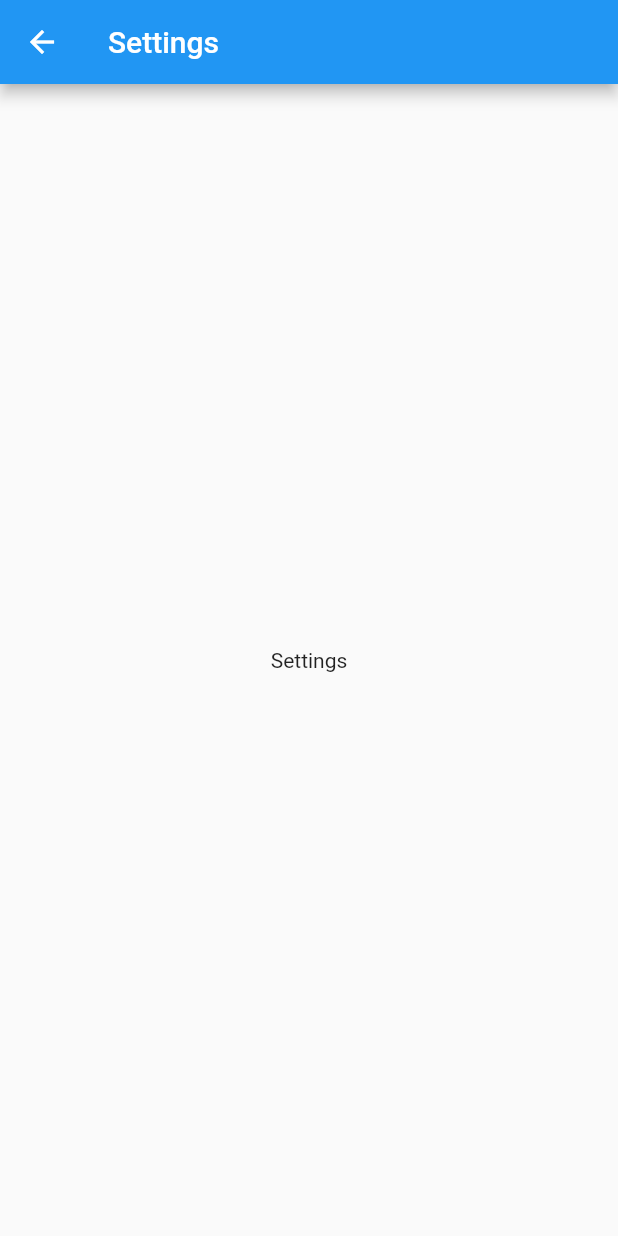
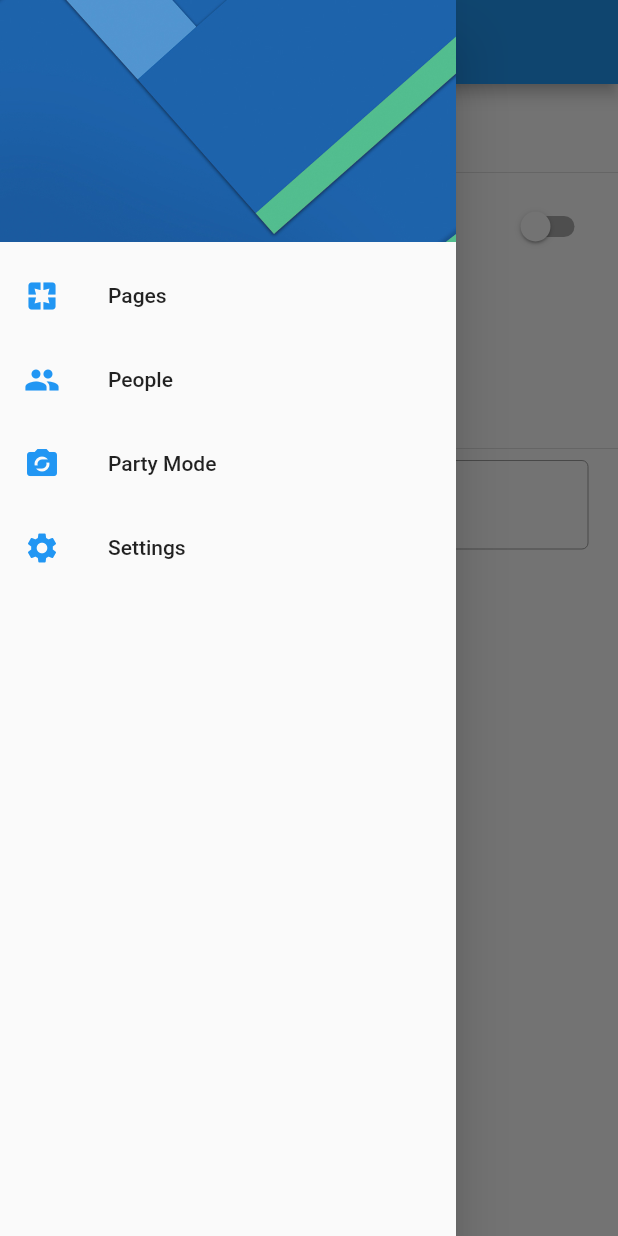
Before and after one commit to danielcaamal/flutter_projects, a Flutter app: the SettingsPage screen opened by its route, with the side drawer open (before the commit the screen has no drawer), on a phone screen of 412 x 824 dp. Run offline on Flutter 3.47's test engine with Material 2 defaults, Android fonts, the phone set to English and light mode, and no system bars; our stand-ins replace card_swiper, google_maps_flutter, shared_preferences, sqflite; missing offline and left inert: flutter_barcode_scanner; accounts and stored records are empty.

Commit message:
Finalización del proyecto

```diff
--- a/flutter_preferences/lib/src/pages/settings_page.dart
+++ b/flutter_preferences/lib/src/pages/settings_page.dart
@@ -1,18 +1,96 @@
 import 'package:flutter/material.dart';
+import 'package:flutter_preferences/src/share_prefs/user_preferences.dart';
+import 'package:flutter_preferences/src/widgets/menu_widget.dart';
 
-class SettingsPage extends StatelessWidget {
+class SettingsPage extends StatefulWidget {
   static const String routeName = 'Settings';
 
   const SettingsPage({Key? key}) : super(key: key);
+
+  @override
+  State<SettingsPage> createState() => _SettingsPageState();
+}
+
+class _SettingsPageState extends State<SettingsPage> {
+  final prefs = UserPreferences();
+  bool _secondaryColor = false;
+  int _gender = 1;
+  String _name = 'Jean';
+
+  TextEditingController? _controller;
+
+  @override
+  void initState() {
+    super.initState();
+    _gender = prefs.gender;
+    _secondaryColor = prefs.secondaryColor;
+    _name = prefs.username;
+    prefs.lastPage = SettingsPage.routeName;
+    _controller = TextEditingController(text: _name);
+  }
+
+  void _setSelectedRadio(int? value) {
+    if (value != null) {
+      prefs.gender = value;
+      _gender = value;
+    }
+    setState(() {});
+  }
 
   @override
   Widget build(BuildContext context) {
     return Scaffold(
         appBar: AppBar(
           title: const Text('Settings'),
+          backgroundColor: (prefs.secondaryColor) ? Colors.teal : Colors.blue,
         ),
-        body: Center(
-          child: Text('Settings'),
+        drawer: const MenuWidget(),
+        body: ListView(
+          children: [
+            Container(
+              padding: const EdgeInsets.all(5.0),
+              child: const Text(
+                'Settings',
+                style: TextStyle(fontSize: 35.0, fontWeight: FontWeight.bold),
+              ),
+            ),
+            const Divider(),
+            SwitchListTile(
+                value: _secondaryColor,
+                title: const Text('Secondary Color'),
+                onChanged: (value) {
+                  _secondaryColor = value;
+                  prefs.secondaryColor = value;
+                  setState(() {});
+                }),
+            RadioListTile(
+                value: 1,
+                title: const Text('Male'),
+                groupValue: _gender,
+                onChanged: _setSelectedRadio),
+            RadioListTile(
+                value: 2,
+                title: const Text('Female'),
+                groupValue: _gender,
+                onChanged: _setSelectedRadio),
+            const Divider(),
+            Container(
+              padding: const EdgeInsets.symmetric(horizontal: 20.0),
+              child: TextField(
+                controller: _controller,
+                decoration: const InputDecoration(
+                    border: OutlineInputBorder(),
+                    labelText: 'Name',
+                    helperText: 'Username',
+                    enabledBorder: OutlineInputBorder(
+                      borderSide: BorderSide(color: Colors.grey, width: 0.0),
+                    )),
+                onChanged: (value) {
+                  prefs.username = value;
+                },
+              ),
+            )
+          ],
         ));
   }
 }
--- /dev/null
+++ b/flutter_preferences/lib/src/share_prefs/user_preferences.dart
@@ -0,0 +1,31 @@
+import 'package:shared_preferences/shared_preferences.dart';
+
+class UserPreferences {
+  // KEYS
+  final String _gender = 'GENDER';
+  final String _secondaryColor = 'SECONDARY_COLOR';
+  final String _username = 'USERNAME';
+  final String _lastPage = 'LAST_PAGE';
+
+  // Singleton
+  static final UserPreferences _instance = UserPreferences._();
+  factory UserPreferences() => _instance;
+  UserPreferences._();
+  late SharedPreferences _prefs;
+
+  // Initialize preferences
+  initPrefs() async => _prefs = await SharedPreferences.getInstance();
+
+  // Setters and Getters
+  int get gender => _prefs.getInt(_gender) ?? 1;
+  set gender(int value) => _prefs.setInt(_gender, value);
+
+  bool get secondaryColor => _prefs.getBool(_secondaryColor) ?? false;
+  set secondaryColor(bool value) => _prefs.setBool(_secondaryColor, value);
+
+  String get username => _prefs.getString(_username) ?? '';
+  set username(String value) => _prefs.setString(_username, value);
+
+  String get lastPage => _prefs.getString(_lastPage) ?? 'Home';
+  set lastPage(String value) => _prefs.setString(_lastPage, value);
+}
--- /dev/null
+++ b/flutter_preferences/lib/src/widgets/menu_widget.dart
@@ -0,0 +1,48 @@
+import 'package:flutter/material.dart';
+import 'package:flutter_preferences/src/pages/home_page.dart';
+import 'package:flutter_preferences/src/pages/settings_page.dart';
+
+class MenuWidget extends StatelessWidget {
+  const MenuWidget({Key? key}) : super(key: key);
+
+  @override
+  Widget build(BuildContext context) {
+    return Drawer(
+      child: ListView(
+        padding: EdgeInsets.zero,
+        children: [
+          DrawerHeader(
+              decoration: const BoxDecoration(
+                  image: DecorationImage(
+                      fit: BoxFit.cover,
+                      image: AssetImage('assets/menu-img.jpg'))),
+              child: Container()),
+          ListTile(
+            leading: const Icon(Icons.pages, color: Colors.blue),
+            title: const Text('Pages'),
+            onTap: () {
+              Navigator.pushReplacementNamed(context, HomePage.routeName);
+            },
+          ),
+          ListTile(
+            leading: const Icon(Icons.people, color: Colors.blue),
+            title: const Text('People'),
+            onTap: () {},
+          ),
+          ListTile(
+            leading: const Icon(Icons.party_mode, color: Colors.blue),
+            title: const Text('Party Mode'),
+            onTap: () {},
+          ),
+          ListTile(
+            leading: const Icon(Icons.settings, color: Colors.blue),
+            title: const Text('Settings'),
+            onTap: () {
+              Navigator.pushReplacementNamed(context, SettingsPage.routeName);
+            },
+          ),
+        ],
+      ),
+    );
+  }
+}
```
Also changed, not shown: flutter_preferences/lib/main.dart (+10 -3 lines), flutter_preferences/lib/src/pages/home_page.dart (+15 -9 lines), flutter_preferences/pubspec.yaml (+6 -13 lines), flutter_preferences/assets/menu-img.jpg (added), flutter_preferences/user_preferences.png (added), 1 other file.
